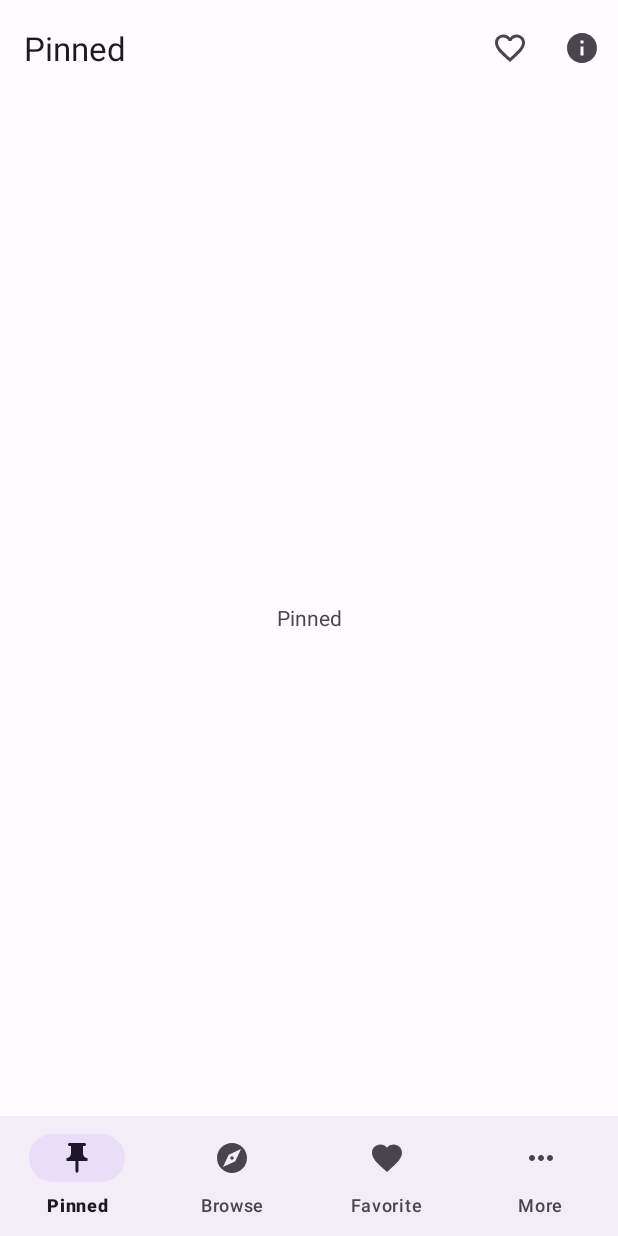
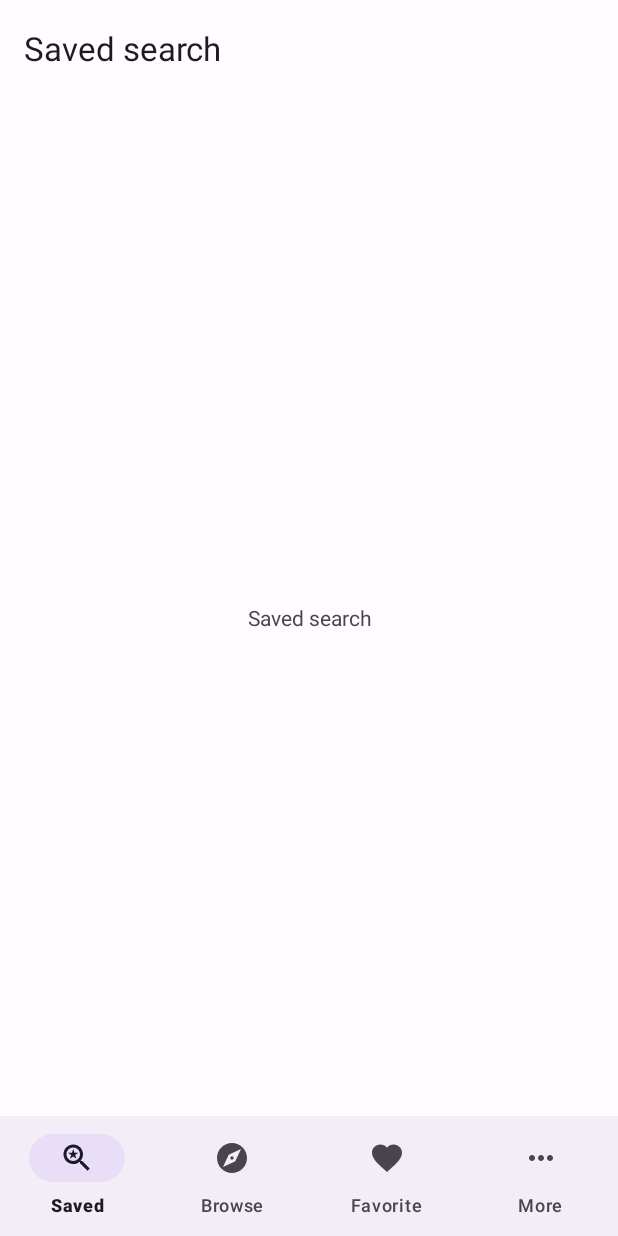
Before and after one commit to faldez/shachi, an Android app: the screen it shows after launch (MainActivity), on a phone screen of 412 x 824 dp. Run offline under Robolectric (Android 15) with nearby library versions, the phone set to English and light mode, and no system bars; our stand-ins replace navigation-ui.

Commit message:
change pinned to saved

```diff
--- a/app/src/main/java/com/faldez/bonito/ui/browse/BrowseFragment.kt
+++ b/app/src/main/java/com/faldez/bonito/ui/browse/BrowseFragment.kt
@@ -13,7 +13,6 @@
 import androidx.paging.PagingData
 import androidx.recyclerview.widget.RecyclerView
 import androidx.recyclerview.widget.StaggeredGridLayoutManager
-import androidx.swiperefreshlayout.widget.SwipeRefreshLayout
 import com.faldez.bonito.MainActivity
 import com.faldez.bonito.R
 import com.faldez.bonito.data.FavoriteRepository
@@ -96,7 +95,7 @@
     }
 
     override fun onCreateOptionsMenu(menu: Menu, inflater: MenuInflater) {
-        inflater.inflate(R.menu.posts_menu, menu)
+        inflater.inflate(R.menu.browse_menu, menu)
         super.onCreateOptionsMenu(menu, inflater)
     }
 
--- a/app/src/main/java/com/faldez/bonito/ui/pinned/PinnedFragment.kt
+++ b/app/src/main/java/com/faldez/bonito/ui/saved/SavedFragment.kt
@@ -1,4 +1,4 @@
-package com.faldez.bonito.ui.pinned
+package com.faldez.bonito.ui.saved
 
 import androidx.lifecycle.ViewModelProvider
 import android.os.Bundle
@@ -6,16 +6,16 @@
 import android.view.LayoutInflater
 import android.view.View
 import android.view.ViewGroup
-import com.faldez.bonito.databinding.PinnedFragmentBinding
+import com.faldez.bonito.databinding.SavedFragmentBinding
 
-class PinnedFragment : Fragment() {
+class SavedFragment : Fragment() {
 
     companion object {
-        fun newInstance() = PinnedFragment()
+        fun newInstance() = SavedFragment()
     }
 
-    private lateinit var viewModel: PinnedViewModel
-    private var _binding: PinnedFragmentBinding? = null
+    private lateinit var viewModel: SavedViewModel
+    private var _binding: SavedFragmentBinding? = null
 
     private val binding get() = _binding!!
 
@@ -23,13 +23,13 @@
         inflater: LayoutInflater, container: ViewGroup?,
         savedInstanceState: Bundle?,
     ): View? {
-        _binding = PinnedFragmentBinding.inflate(inflater, container, false)
+        _binding = SavedFragmentBinding.inflate(inflater, container, false)
         return binding.root
     }
 
     override fun onActivityCreated(savedInstanceState: Bundle?) {
         super.onActivityCreated(savedInstanceState)
-        viewModel = ViewModelProvider(this).get(PinnedViewModel::class.java)
+        viewModel = ViewModelProvider(this).get(SavedViewModel::class.java)
         // TODO: Use the ViewModel
     }
 
--- a/app/src/main/java/com/faldez/bonito/ui/pinned/PinnedViewModel.kt
+++ b/app/src/main/java/com/faldez/bonito/ui/saved/SavedViewModel.kt
@@ -1,7 +1,7 @@
-package com.faldez.bonito.ui.pinned
+package com.faldez.bonito.ui.saved
 
 import androidx.lifecycle.ViewModel
 
-class PinnedViewModel : ViewModel() {
+class SavedViewModel : ViewModel() {
     // TODO: Implement the ViewModel
 }
--- /dev/null
+++ b/app/src/main/res/drawable/ic_baseline_saved_search_24.xml
@@ -0,0 +1,10 @@
+<vector xmlns:android="http://schemas.android.com/apk/res/android"
+    android:width="24dp"
+    android:height="24dp"
+    android:viewportWidth="24"
+    android:viewportHeight="24"
+    android:tint="?attr/colorControlNormal">
+  <path
+      android:fillColor="@android:color/white"
+      android:pathData="M15.5,14h-0.79l-0.28,-0.27C15.41,12.59 16,11.11 16,9.5 16,5.91 13.09,3 9.5,3S3,5.91 3,9.5 5.91,16 9.5,16c1.61,0 3.09,-0.59 4.23,-1.57l0.27,0.28v0.79l5,4.99L20.49,19l-4.99,-5zM9.5,14C7.01,14 5,11.99 5,9.5S7.01,5 9.5,5 14,7.01 14,9.5 11.99,14 9.5,14zM7.33,12.5l2.14,-1.53 2.14,1.53 -0.83,-2.46 2.15,-1.5h-2.62L9.47,6l-0.84,2.54L6,8.54l2.14,1.49z"/>
+</vector>
--- a/app/src/main/res/layout/browse_fragment.xml
+++ b/app/src/main/res/layout/browse_fragment.xml
@@ -18,7 +18,7 @@
             android:layout_width="match_parent"
             android:layout_height="?attr/actionBarSize"
             app:layout_scrollFlags="scroll|enterAlways|snap"
-            app:menu="@menu/posts_menu"
+            app:menu="@menu/browse_menu"
             app:title="@string/posts" />
 
     </com.google.android.material.appbar.AppBarLayout>
--- a/app/src/main/res/layout/pinned_fragment.xml
+++ b/app/src/main/res/layout/saved_fragment.xml
@@ -4,22 +4,21 @@
     android:layout_width="match_parent"
     android:layout_height="match_parent"
     xmlns:app="http://schemas.android.com/apk/res-auto"
-    tools:context=".ui.pinned.PinnedFragment">
+    tools:context=".ui.saved.SavedFragment">
 
 
     <com.google.android.material.appbar.AppBarLayout
-        android:id="@+id/pinned_appbar_layout"
+        android:id="@+id/saved_appbar_layout"
         android:layout_width="match_parent"
         android:layout_height="wrap_content"
         android:fitsSystemWindows="true">
 
         <com.google.android.material.appbar.MaterialToolbar
-            android:id="@+id/pinned_topappbar"
-            app:menu="@menu/post_slide_menu"
+            android:id="@+id/saved_topappbar"
             android:layout_width="match_parent"
             android:layout_height="?attr/actionBarSize"
             android:layout_gravity="top"
-            app:title="Pinned" />
+            app:title="@string/saved_search" />
 
     </com.google.android.material.appbar.AppBarLayout>
 
@@ -27,6 +26,6 @@
         android:layout_width="match_parent"
         android:layout_height="match_parent"
         android:gravity="center"
-        android:text="Pinned" />
+        android:text="@string/saved_search" />
 
 </androidx.coordinatorlayout.widget.CoordinatorLayout>
--- a/app/src/main/res/menu/bottom_navigation_menu.xml
+++ b/app/src/main/res/menu/bottom_navigation_menu.xml
@@ -1,10 +1,10 @@
 <?xml version="1.0" encoding="utf-8"?>
 <menu xmlns:android="http://schemas.android.com/apk/res/android">
     <item
-        android:id="@+id/pinnedFragment"
+        android:id="@+id/savedFragment"
         android:enabled="true"
-        android:icon="@drawable/ic_baseline_push_pin_24"
-        android:title="@string/pinned"/>
+        android:icon="@drawable/ic_baseline_saved_search_24"
+        android:title="@string/saved"/>
     <item
         android:id="@+id/browseServerFragment"
         android:enabled="true"
--- a/app/src/main/res/menu/posts_menu.xml
+++ b/app/src/main/res/menu/browse_menu.xml
@@ -10,9 +10,9 @@
     <item
         android:id="@+id/pin_tags_button"
         android:enabled="true"
-        android:icon="@drawable/ic_baseline_push_pin_24"
-        android:title="@string/pin_tags"
-        app:showAsAction="always"/>
+        android:icon="@drawable/ic_baseline_save_24"
+        android:title="@string/save_search"
+        app:showAsAction="ifRoom"/>
     <item
         android:id="@+id/manage_server_button"
         android:enabled="true"
--- a/app/src/main/res/navigation/nav_graph.xml
+++ b/app/src/main/res/navigation/nav_graph.xml
@@ -3,13 +3,13 @@
     xmlns:app="http://schemas.android.com/apk/res-auto"
     xmlns:tools="http://schemas.android.com/tools"
     android:id="@+id/nav_graph"
-    app:startDestination="@id/pinnedFragment">
+    app:startDestination="@id/savedFragment">
 
     <fragment
-        android:id="@+id/pinnedFragment"
-        android:name="com.faldez.bonito.ui.pinned.PinnedFragment"
+        android:id="@+id/savedFragment"
+        android:name="com.faldez.bonito.ui.saved.SavedFragment"
         android:label="pinned_fragment"
-        tools:layout="@layout/pinned_fragment" />
+        tools:layout="@layout/saved_fragment" />
     <fragment
         android:id="@+id/favoriteFragment"
         android:name="com.faldez.bonito.ui.favorite.FavoriteFragment"
--- a/app/src/main/res/values/strings.xml
+++ b/app/src/main/res/values/strings.xml
@@ -41,6 +41,9 @@
     <string name="dark">Dark</string>
     <string name="light">Light</string>
     <string name="follow_system">Follow system</string>
+    <string name="saved">Saved</string>
+    <string name="saved_search">Saved search</string>
+    <string name="save_search">Save search</string>
     <string name="empty_server_help_text">There is no server setup. To setup your server click ⋮ > Manage Server > + > fill title, host url and select server type > save</string>
     <!-- Preference Key -->
     <string name="server_list_key">SERVER_LIST_KEY</string>
```
